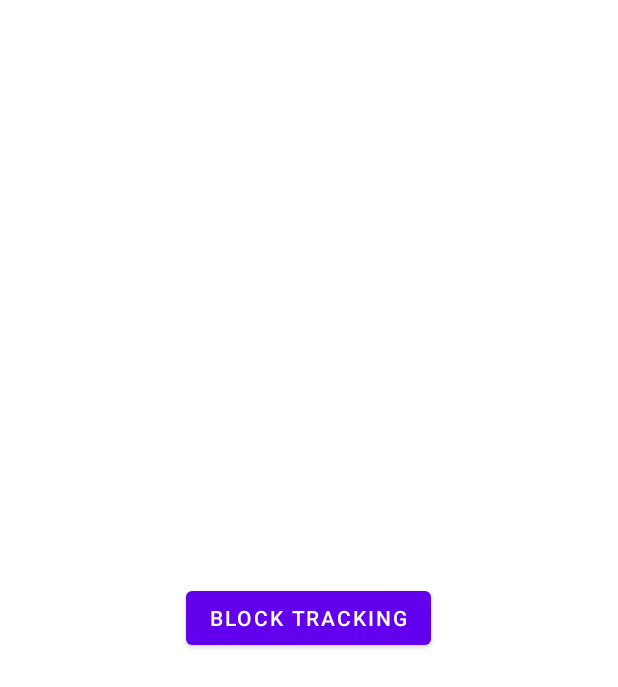
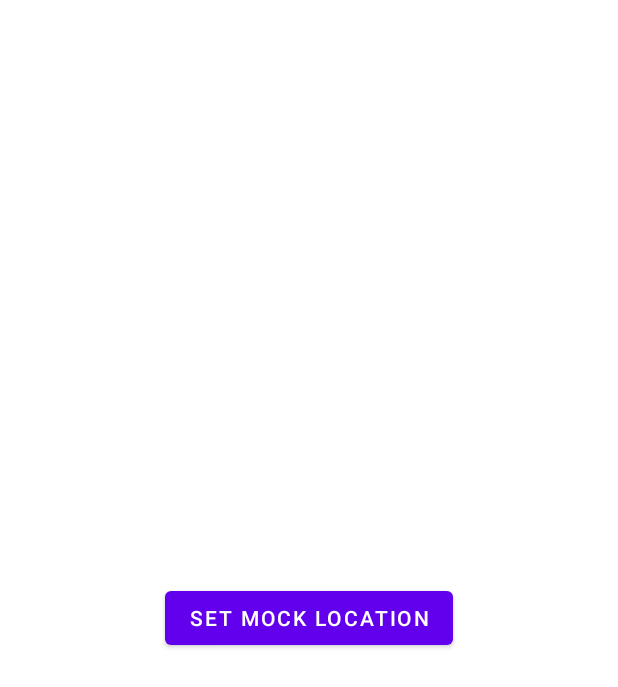
Before and after one commit to miles-akio/CECS378-AntiLife360, an Android app: the MainActivity screen opened directly, with no data from a screen before it, on a phone screen of 412 x 824 dp. Shown: the top 687 px of the screen. Run offline under Robolectric (Android 15) with nearby library versions, the phone set to English and light mode, and no system bars.

Commit message:
Update activity_main.xml

```diff
--- a/antitracking-life360/app/src/main/res/layout/activity_main.xml
+++ b/antitracking-life360/app/src/main/res/layout/activity_main.xml
@@ -1,13 +1,17 @@
 <!-- activity_main.xml -->
+<?xml version="1.0" encoding="utf-8"?>
+<!-- Layout file for the main activity -->
 <RelativeLayout xmlns:android="http://schemas.android.com/apk/res/android"
     android:layout_width="match_parent"
-    android:layout_height="match_parent">
+    android:layout_height="match_parent"
+    android:padding="16dp">
 
+    <!-- Button to trigger setting of mock location -->
     <Button
-        android:id="@+id/toggleButton"
+        android:id="@+id/setLocationButton"
         android:layout_width="wrap_content"
         android:layout_height="wrap_content"
-        android:text="Block Tracking"
-        android:layout_centerInParent="true"/>
+        android:text="Set Mock Location"
+        android:layout_centerInParent="true" />
 
 </RelativeLayout>
```
